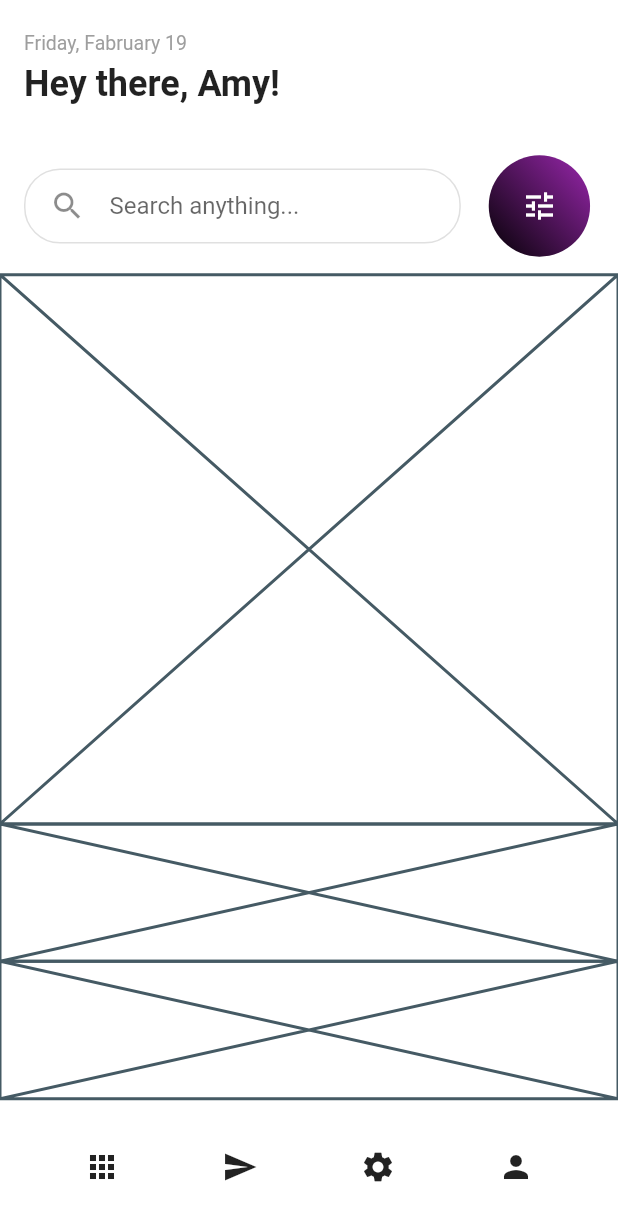
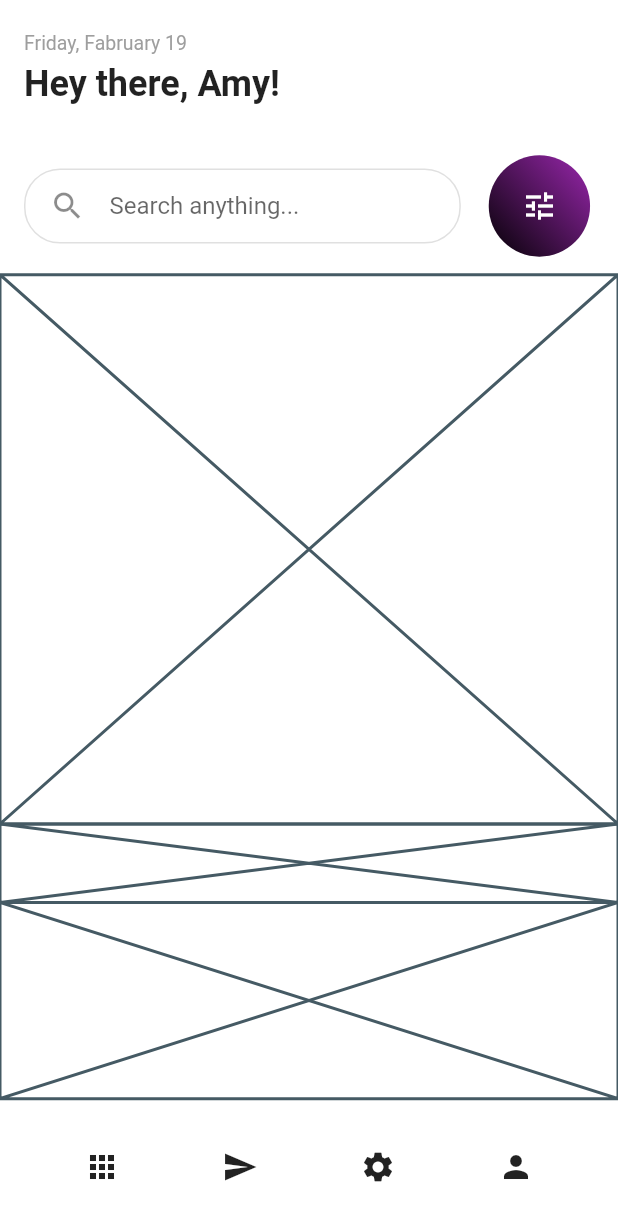
Before and after one commit to JAICHANGPARK/flutter_notebook_11th_story, a Flutter app: the screen it shows after launch, on a phone screen of 412 x 824 dp. Shown: the top 1221 px of the screen. Run offline on Flutter 3.47's test engine with Material 2 defaults, Android fonts, the phone set to English and light mode, and no system bars; our stand-ins replace backdrop, badges, flutter_inner_drawer, flutter_slidable, flutter_swiper, google_fonts.

Commit message:
Update experience_home_page.dart

```diff
--- a/lib/ep718_experience_app/experience_home_page.dart
+++ b/lib/ep718_experience_app/experience_home_page.dart
@@ -76,8 +76,12 @@ class _ExperienceHomePageState extends State<ExperienceHomePage> {
             Expanded(flex: 8, child: Placeholder()),
             Expanded(flex: 4, child: Column(
               children: [
-                  Expanded(child: Placeholder()),
-                Expanded(child: Placeholder()),
+                  Expanded(
+                      flex: 2,
+                      child: Placeholder()),
+                Expanded(
+                    flex: 5,
+                    child: Placeholder()),
               ],
             )),
             Expanded(flex: 2, child: Row(
```
